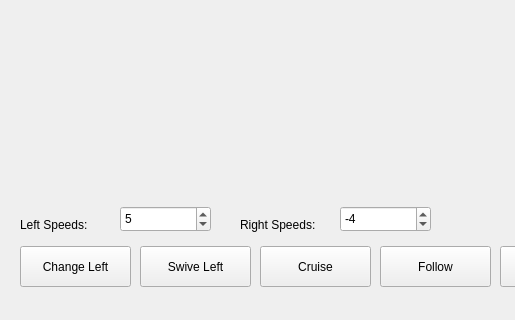
mnegretev/WhatIf-Results, file catkin_ws/src/simple_gui/src/MainWindow.ui: the form before one commit; both pictures show x 0 to 515 and y 271 to 591 of the 751 by 591 pixel window.
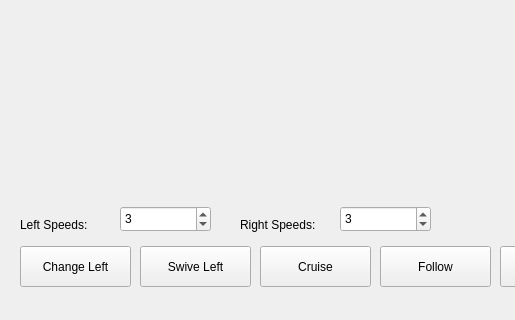
The form after the commit.

Patch:
```diff
--- a/catkin_ws/src/simple_gui/src/MainWindow.ui
+++ b/catkin_ws/src/simple_gui/src/MainWindow.ui
@@ -155,7 +155,7 @@
      <number>20</number>
     </property>
     <property name="value">
-     <number>5</number>
+     <number>3</number>
     </property>
    </widget>
    <widget class="QLabel" name="label_2">
@@ -187,7 +187,7 @@
      <number>20</number>
     </property>
     <property name="value">
-     <number>-4</number>
+     <number>3</number>
     </property>
    </widget>
    <widget class="QPushButton" name="btnSwiveRight">
```
